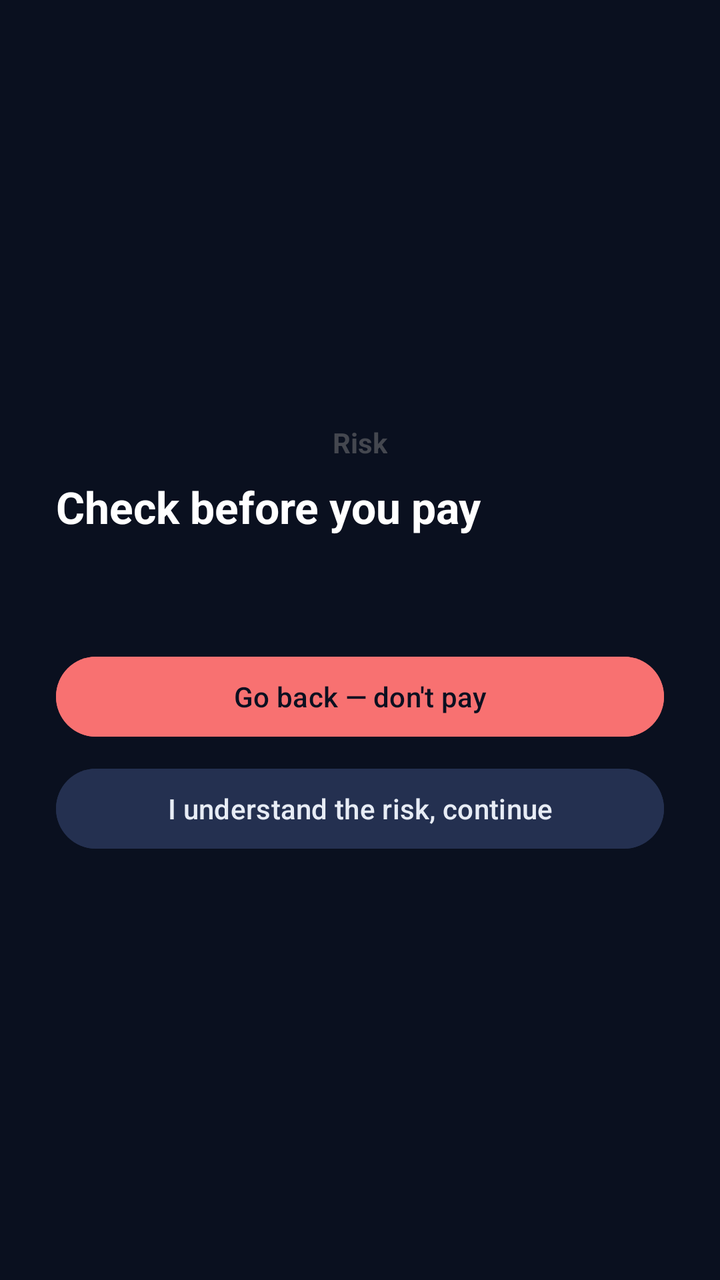
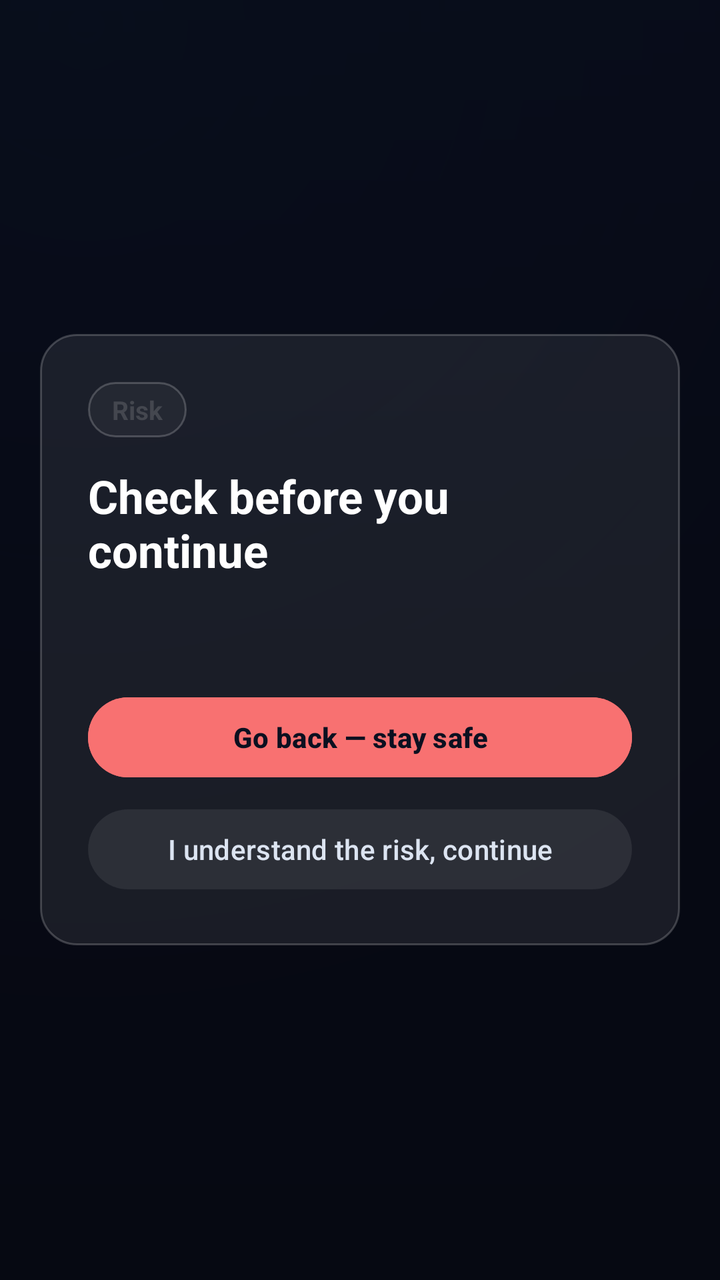

Before-and-after screenshots of an Android layout around one commit, followed by the original layout XML and the change that was made.
<!-- AndroidManifest.xml: application theme Theme.CyberShield -->
<!-- res/layout/overlay_warning.xml -->
<?xml version="1.0" encoding="utf-8"?>
<LinearLayout xmlns:android="http://schemas.android.com/apk/res/android"
    android:layout_width="match_parent"
    android:layout_height="match_parent"
    android:background="#E60B1020"
    android:gravity="center"
    android:orientation="vertical"
    android:padding="28dp">

    <TextView
        android:id="@+id/ovScore"
        android:layout_width="wrap_content"
        android:layout_height="wrap_content"
        android:text="Risk"
        android:textSize="14sp"
        android:textStyle="bold" />

    <TextView
        android:id="@+id/ovTitle"
        android:layout_width="match_parent"
        android:layout_height="wrap_content"
        android:layout_marginTop="8dp"
        android:text="Check before you pay"
        android:textColor="#FFFFFF"
        android:textSize="22sp"
        android:textStyle="bold" />

    <TextView
        android:id="@+id/ovBody"
        android:layout_width="match_parent"
        android:layout_height="wrap_content"
        android:layout_marginTop="12dp"
        android:text=""
        android:textColor="#E7ECF5"
        android:textSize="15sp" />

    <Button
        android:id="@+id/ovDismiss"
        android:layout_width="match_parent"
        android:layout_height="wrap_content"
        android:layout_marginTop="24dp"
        android:backgroundTint="#F87171"
        android:text="Go back — don't pay"
        android:textColor="#0B1020" />

    <Button
        android:id="@+id/ovProceed"
        android:layout_width="match_parent"
        android:layout_height="wrap_content"
        android:layout_marginTop="8dp"
        android:backgroundTint="#243050"
        android:text="I understand the risk, continue"
        android:textColor="#E7ECF5" />
</LinearLayout>
<!-- resources referenced by this layout -->
<resources>
  <style name="Theme.CyberShield" parent="Theme.Material3.DynamicColors.DayNight">
          <item name="colorPrimary">@color/sky</item>
          <item name="android:colorBackground">@color/ink</item>
          <item name="android:windowBackground">@color/ink</item>
          <item name="android:statusBarColor">@color/ink</item>
          <item name="android:navigationBarColor">@color/ink</item>
      </style>
  <color name="sky">#38BDF8</color>
  <color name="ink">#0B1020</color>
</resources>

<!-- the commit's change to res/layout/overlay_warning.xml (unified diff, before → after) -->
@@ -1,54 +1,71 @@
 <?xml version="1.0" encoding="utf-8"?>
-<LinearLayout xmlns:android="http://schemas.android.com/apk/res/android"
+<FrameLayout xmlns:android="http://schemas.android.com/apk/res/android"
     android:layout_width="match_parent"
     android:layout_height="match_parent"
-    android:background="#E60B1020"
-    android:gravity="center"
-    android:orientation="vertical"
-    android:padding="28dp">
+    android:background="#D9060912">
 
-    <TextView
-        android:id="@+id/ovScore"
-        android:layout_width="wrap_content"
-        android:layout_height="wrap_content"
-        android:text="Risk"
-        android:textSize="14sp"
-        android:textStyle="bold" />
-
-    <TextView
-        android:id="@+id/ovTitle"
+    <androidx.core.widget.NestedScrollView
         android:layout_width="match_parent"
         android:layout_height="wrap_content"
-        android:layout_marginTop="8dp"
-        android:text="Check before you pay"
-        android:textColor="#FFFFFF"
-        android:textSize="22sp"
-        android:textStyle="bold" />
+        android:layout_gravity="center"
+        android:padding="20dp">
 
-    <TextView
-        android:id="@+id/ovBody"
-        android:layout_width="match_parent"
-        android:layout_height="wrap_content"
-        android:layout_marginTop="12dp"
-        android:text=""
-        android:textColor="#E7ECF5"
-        android:textSize="15sp" />
+        <LinearLayout
+            android:layout_width="match_parent"
+            android:layout_height="wrap_content"
+            android:orientation="vertical"
+            android:background="@drawable/bg_glass"
+            android:padding="24dp">
 
-    <Button
-        android:id="@+id/ovDismiss"
-        android:layout_width="match_parent"
-        android:layout_height="wrap_content"
-        android:layout_marginTop="24dp"
-        android:backgroundTint="#F87171"
-        android:text="Go back — don't pay"
-        android:textColor="#0B1020" />
+            <TextView
+                android:id="@+id/ovScore"
+                android:layout_width="wrap_content"
+                android:layout_height="wrap_content"
+                android:paddingHorizontal="12dp"
+                android:paddingVertical="5dp"
+                android:background="@drawable/bg_glass_dim"
+                android:text="Risk"
+                android:textSize="13sp"
+                android:textStyle="bold" />
 
-    <Button
-        android:id="@+id/ovProceed"
-        android:layout_width="match_parent"
-        android:layout_height="wrap_content"
-        android:layout_marginTop="8dp"
-        android:backgroundTint="#243050"
-        android:text="I understand the risk, continue"
-        android:textColor="#E7ECF5" />
-</LinearLayout>
+            <TextView
+                android:id="@+id/ovTitle"
+                android:layout_width="match_parent"
+                android:layout_height="wrap_content"
+                android:layout_marginTop="14dp"
+                android:text="Check before you continue"
+                android:textColor="#FFFFFF"
+                android:textSize="23sp"
+                android:textStyle="bold" />
+
+            <TextView
+                android:id="@+id/ovBody"
+                android:layout_width="match_parent"
+                android:layout_height="wrap_content"
+                android:layout_marginTop="12dp"
+                android:lineSpacingExtra="3dp"
+                android:text=""
+                android:textColor="#DCE4F1"
+                android:textSize="15sp" />
+
+            <Button
+                android:id="@+id/ovDismiss"
+                android:layout_width="match_parent"
+                android:layout_height="wrap_content"
+                android:layout_marginTop="22dp"
+                android:backgroundTint="#F87171"
+                android:text="Go back — stay safe"
+                android:textColor="#0B1020"
+                android:textStyle="bold" />
+
+            <Button
+                android:id="@+id/ovProceed"
+                android:layout_width="match_parent"
+                android:layout_height="wrap_content"
+                android:layout_marginTop="8dp"
+                android:backgroundTint="@color/glass_dim"
+                android:text="I understand the risk, continue"
+                android:textColor="#DCE4F1" />
+        </LinearLayout>
+    </androidx.core.widget.NestedScrollView>
+</FrameLayout>
<!-- resource entries referenced after the edit -->
@@ -1,13 +1,58 @@
 <!-- resources referenced by this layout -->
 <resources>
+  <color name="glass_dim">#0AFFFFFF</color>
+  <!-- drawable bg_glass (drawable) -->
+  <?xml version="1.0" encoding="utf-8"?>
+  <shape xmlns:android="http://schemas.android.com/apk/res/android" android:shape="rectangle">
+      <solid android:color="@color/glass" />
+      <stroke android:width="1dp" android:color="@color/glass_edge" />
+      <corners android:radius="18dp" />
+  </shape>
+  <!-- drawable bg_glass_dim (drawable) -->
+  <?xml version="1.0" encoding="utf-8"?>
+  <shape xmlns:android="http://schemas.android.com/apk/res/android" android:shape="rectangle">
+      <solid android:color="@color/glass_dim" />
+      <stroke android:width="1dp" android:color="@color/glass_edge" />
+      <corners android:radius="16dp" />
+  </shape>
   <style name="Theme.CyberShield" parent="Theme.Material3.DynamicColors.DayNight">
           <item name="colorPrimary">@color/sky</item>
           <item name="android:colorBackground">@color/ink</item>
-          <item name="android:windowBackground">@color/ink</item>
-          <item name="android:statusBarColor">@color/ink</item>
-          <item name="android:navigationBarColor">@color/ink</item>
+          <item name="android:windowBackground">@drawable/bg_gradient</item>
+          <item name="android:statusBarColor">@color/bg_b</item>
+          <item name="android:navigationBarColor">@color/bg_c</item>
+          <item name="android:windowLightStatusBar">false</item>
       </style>
+  <color name="glass">#14FFFFFF</color>
+  <color name="glass_edge">#33FFFFFF</color>
   <color name="sky">#38BDF8</color>
   <color name="ink">#0B1020</color>
+  <!-- drawable bg_gradient (drawable) -->
+  <?xml version="1.0" encoding="utf-8"?>
+  <layer-list xmlns:android="http://schemas.android.com/apk/res/android">
+      <item>
+          <shape android:shape="rectangle">
+              <gradient
+                  android:type="linear"
+                  android:angle="120"
+                  android:startColor="@color/bg_a"
+                  android:centerColor="@color/bg_b"
+                  android:endColor="@color/bg_c" />
+          </shape>
+      </item>
+      <item>
+          <shape android:shape="rectangle">
+              <gradient
+                  android:type="radial"
+                  android:gradientRadius="520dp"
+                  android:centerX="0.12" android:centerY="0.02"
+                  android:startColor="#2A2E6FCF"
+                  android:endColor="#00000000" />
+          </shape>
+      </item>
+  </layer-list>
+  <color name="bg_b">#0B1020</color>
+  <color name="bg_c">#090C16</color>
+  <color name="bg_a">#12203E</color>
 </resources>
 
